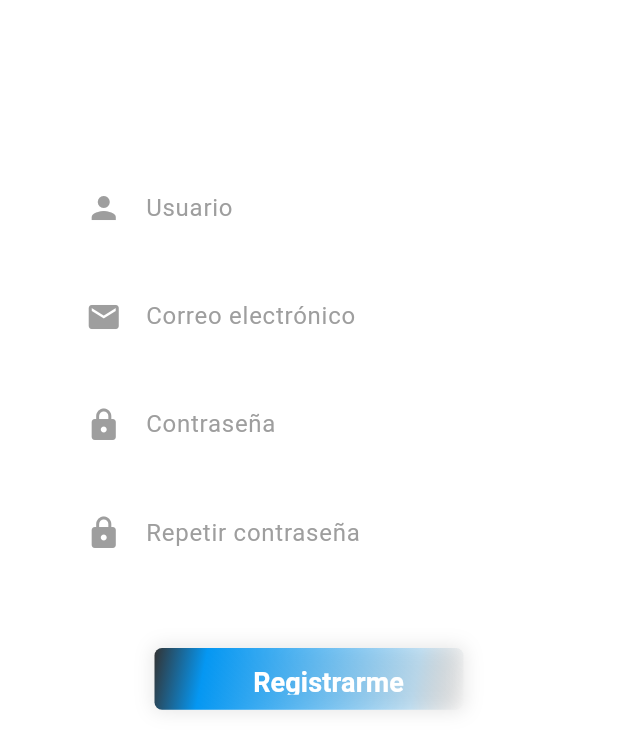
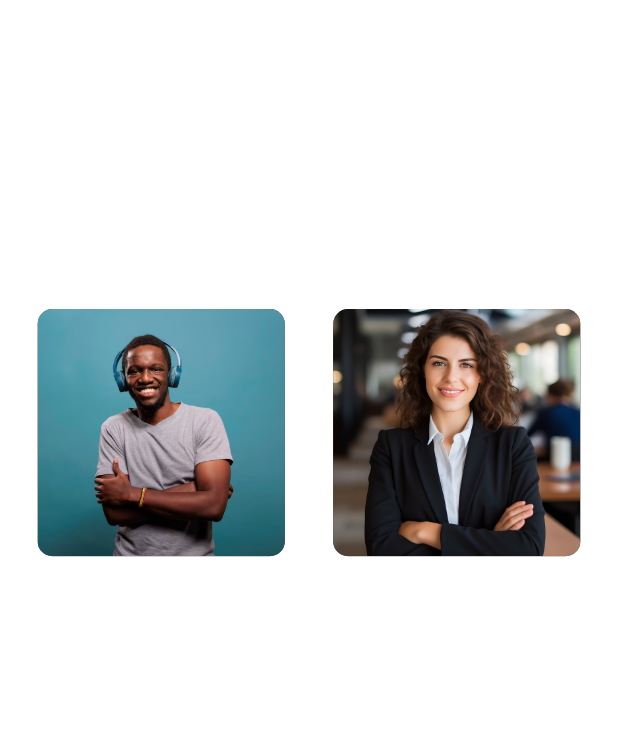
Before and after one commit to victorardila/beatconnect-nextgen-newui, a Flutter app: the SignupView screen opened directly with empty values, on a phone screen of 412 x 824 dp. Shown: the top 751 px of the screen. Run offline on Flutter 3.47's test engine with Material 3 defaults, Android fonts, the phone set to English and light mode, and no system bars; our stand-ins replace firebase_core, firebase_crashlytics, flutter_svg, font_awesome_flutter, get, get_storage and 3 more; missing offline and left inert: fade_out_particle, firebase_app_check, particles_fly; accounts and stored records are empty.

Commit message:
Creacion de Contenedor de imagen de seleccion

```diff
--- a/lib/ui/auth/modules/signup_view.dart
+++ b/lib/ui/auth/modules/signup_view.dart
@@ -1,8 +1,8 @@
 import 'package:beatconnect_app/ui/constants.dart';
+import 'package:beatconnect_app/ui/widgets/animated_container_image.dart';
 import 'package:beatconnect_app/ui/widgets/animated_textfield.dart';
 import 'package:beatconnect_app/ui/widgets/button_gradient.dart';
 import 'package:beatconnect_app/ui/widgets/logo_type.dart';
-import 'package:flutter/cupertino.dart';
 import 'package:flutter/material.dart';
 
 class SignupView extends StatefulWidget {
@@ -18,8 +18,10 @@ class _SignupViewState extends State<SignupView> {
   TextEditingController email = TextEditingController();
   TextEditingController pass = TextEditingController();
   TextEditingController repeatPass = TextEditingController();
+  bool isCompany = false; // Para rastrear si el usuario seleccionó "Empresa"
+  bool isTypeSelected =
+      false; // Para rastrear si se seleccionó un tipo de usuario
 
-  // Focus nodes to track focus state of each text field
   FocusNode userFocusNode = FocusNode();
   FocusNode emailFocusNode = FocusNode();
   FocusNode passFocusNode = FocusNode();
@@ -27,7 +29,6 @@ class _SignupViewState extends State<SignupView> {
 
   @override
   void dispose() {
-    // Dispose controllers and focus nodes
     user.dispose();
     email.dispose();
     pass.dispose();
@@ -39,38 +40,16 @@ class _SignupViewState extends State<SignupView> {
     super.dispose();
   }
 
+  void selectUserType(bool company) {
+    setState(() {
+      isCompany = company;
+      isTypeSelected = true; // Oculta `selectTypeUser` y muestra `formRegister`
+    });
+  }
+
   @override
   Widget build(BuildContext context) {
-    return Scaffold(
-      backgroundColor: Colors.transparent,
-      body: LayoutBuilder(
-        builder: (context, constraints) {
-          return SingleChildScrollView(
-            child: ConstrainedBox(
-              constraints: BoxConstraints(
-                minHeight: constraints.maxHeight,
-              ),
-              child: IntrinsicHeight(
-                child: Center(
-                  child: Column(
-                    children: [
-                      Container(
-                        alignment: Alignment.center,
-                        width: MediaQuery.of(context).size.width * 0.8,
-                        height: MediaQuery.of(context).size.width * 0.2,
-                        child: Column(
-                          children: [
-                            LogoType(
-                              text: 'Registro',
-                              color: letterColor,
-                              fontSize:
-                                  MediaQuery.of(context).size.height * 0.04,
-                            ),
-                          ],
-                        ),
-                      ),
-                      // Formulario de datos
-                      Container(
+    final formRegister = Container(
       width: MediaQuery.of(context).size.width * 0.8,
       height: MediaQuery.of(context).size.width * 0.8,
       child: Column(
@@ -78,8 +57,8 @@ class _SignupViewState extends State<SignupView> {
         children: [
           AnimatedTextField(
             controller: user,
-                              labelText: 'Usuario',
-                              prefixIcon: Icons.person,
+            labelText: isCompany ? 'Nombre de negocio' : 'Usuario',
+            prefixIcon: isCompany ? Icons.business : Icons.person,
             isFocused: userFocusNode.hasFocus,
             onFocusChange: (hasFocus) {
               setState(() {});
@@ -125,8 +104,94 @@ class _SignupViewState extends State<SignupView> {
           ),
         ],
       ),
+    );
+
+    final selectTypeUser = Container(
+      width: MediaQuery.of(context).size.width,
+      height: MediaQuery.of(context).size.width,
+      child: Column(
+        mainAxisAlignment: MainAxisAlignment.start,
+        crossAxisAlignment: CrossAxisAlignment.center,
+        children: [
+          Container(
+            child: Text(
+              'Elija el tipo de usuario',
+              style: TextStyle(
+                color: letterColor,
+                fontSize: MediaQuery.of(context).size.height * 0.022,
               ),
+            ),
+          ),
+          Expanded(
+            child: Row(
+              mainAxisAlignment: MainAxisAlignment.spaceEvenly,
+              children: [
+                Expanded(
+                  child: Align(
+                    alignment: Alignment.centerRight,
+                    child: AnimatedContainerImage(
+                      image: 'assets/img/user_auth.png',
+                      text: 'Persona',
+                      onTap: () => selectUserType(false),
+                    ),
+                  ),
+                ),
+                SizedBox(
+                  width: MediaQuery.of(context).size.width * 0.02,
+                ),
+                Expanded(
+                  child: Align(
+                    alignment: Alignment.centerLeft,
+                    child: AnimatedContainerImage(
+                      image: 'assets/img/businesswoman.jpg',
+                      text: 'Negocio',
+                      onTap: () => selectUserType(true),
+                    ),
+                  ),
+                ),
+              ],
+            ),
+          ),
+        ],
+      ),
+    );
+
+    return Scaffold(
+      backgroundColor: Colors.transparent,
+      body: LayoutBuilder(
+        builder: (context, constraints) {
+          return SingleChildScrollView(
+            child: ConstrainedBox(
+              constraints: BoxConstraints(
+                minHeight: constraints.maxHeight,
+              ),
+              child: IntrinsicHeight(
+                child: Center(
+                  child: Column(
+                    children: [
                       Container(
+                        alignment: Alignment.center,
+                        width: MediaQuery.of(context).size.width * 0.8,
+                        height: MediaQuery.of(context).size.width * 0.2,
+                        child: Column(
+                          children: [
+                            LogoType(
+                              text: 'Registro',
+                              color: letterColor,
+                              fontSize:
+                                  MediaQuery.of(context).size.height * 0.04,
+                            ),
+                          ],
+                        ),
+                      ),
+                      Stack(
+                        children: [
+                          if (!isTypeSelected) selectTypeUser,
+                          if (isTypeSelected) formRegister,
+                        ],
+                      ),
+                      isTypeSelected
+                          ? Container(
                               margin: const EdgeInsets.only(top: 20),
                               child: ButtonGradient(
                                 text: 'Registrarme',
@@ -135,7 +200,8 @@ class _SignupViewState extends State<SignupView> {
                                   widget.onSignupSuccess();
                                 },
                               ),
-                      ),
+                            )
+                          : Container(),
                     ],
                   ),
                 ),
--- a/lib/ui/root/root_view.dart
+++ b/lib/ui/root/root_view.dart
@@ -82,8 +82,8 @@ class _RootViewState extends State<RootView>
   @override
   Widget build(BuildContext context) {
     // Coponentes visuales del RootView
-    final loadview = SpinnerLoadView();
-    final MenuSidebar = Container(
+    final spinnerLoad = SpinnerLoadView();
+    final menuSidebar = Container(
       decoration: BoxDecoration(
           image: DecorationImage(
               image: AssetImage(
@@ -92,7 +92,7 @@ class _RootViewState extends State<RootView>
               fit: BoxFit.cover)),
       child: Container(
         decoration: BoxDecoration(
-          gradient: backgroundGradientDark(0.96),
+          gradient: backgroundGradientDark(0.92),
         ),
         child: Column(
           children: [
@@ -123,7 +123,7 @@ class _RootViewState extends State<RootView>
         ),
       ),
     );
-    final ChildContainer = AnimatedContainer(
+    final childContainer = AnimatedContainer(
         transform: handedMode
             ? Matrix4.translationValues(-xOffset, yOffset, 0.5)
             : Matrix4.translationValues(xOffset, yOffset, 0.5)
@@ -212,7 +212,7 @@ class _RootViewState extends State<RootView>
     return Scaffold(
       body: Container(
         child: Stack(
-          children: [MenuSidebar, ChildContainer],
+          children: [menuSidebar, childContainer],
         ),
       ),
     );
@@ -290,7 +290,7 @@ class CustomRow extends StatelessWidget {
         margin: EdgeInsets.symmetric(vertical: 1),
         padding: EdgeInsets.only(left: paddingLeft, right: paddingRight),
         decoration: BoxDecoration(
-          color: const Color.fromRGBO(33, 33, 33, 0.4),
+          color: Color.fromRGBO(33, 33, 33, 0.4),
         ),
         child: TextButton(
           onPressed: () {
--- /dev/null
+++ b/lib/ui/widgets/animated_container_image.dart
@@ -0,0 +1,69 @@
+import 'package:beatconnect_app/ui/constants.dart';
+import 'package:beatconnect_app/ui/widgets/logo_type.dart';
+import 'package:flutter/material.dart';
+
+class AnimatedContainerImage extends StatefulWidget {
+  final String image;
+  final String text;
+  final VoidCallback onTap;
+
+  const AnimatedContainerImage({
+    super.key,
+    required this.image,
+    required this.text,
+    required this.onTap,
+  });
+
+  @override
+  State<AnimatedContainerImage> createState() => _AnimatedContainerImageState();
+}
+
+class _AnimatedContainerImageState extends State<AnimatedContainerImage> {
+  @override
+  Widget build(BuildContext context) {
+    return Container(
+      child: Column(
+        mainAxisAlignment: MainAxisAlignment.center,
+        children: [
+          TextButton(
+            onPressed: widget.onTap, // Ejecuta la función al presionar
+            style: ButtonStyle(
+              shape: MaterialStateProperty.all(
+                RoundedRectangleBorder(
+                  borderRadius: BorderRadius.circular(10),
+                ),
+              ),
+              overlayColor: MaterialStateProperty.resolveWith<Color?>(
+                (Set<MaterialState> states) {
+                  if (states.contains(MaterialState.pressed)) {
+                    return Colors.grey.withOpacity(0.2);
+                  }
+                  return null;
+                },
+              ),
+            ),
+            child: Container(
+              width: MediaQuery.of(context).size.width * 0.4,
+              height: MediaQuery.of(context).size.width * 0.4,
+              decoration: BoxDecoration(
+                image: DecorationImage(
+                  image: AssetImage(widget.image),
+                  fit: BoxFit.cover,
+                ),
+                color: bgComponents,
+                borderRadius: BorderRadius.all(Radius.circular(10)),
+              ),
+            ),
+          ),
+          Container(
+            child: LogoType(
+              text: widget.text,
+              color: letterColor,
+              fontSize: MediaQuery.of(context).size.height * 0.022,
+            ),
+          ),
+        ],
+      ),
+    );
+  }
+}
```
Also changed, not shown: assets/a6ead31ac0af45eff41d5bc65dd653d0 (1).gif (deleted), assets/img/businesswoman.jpg (added), assets/img/user_auth.png (added). Lines whose indentation alone changed are shown as unchanged.
